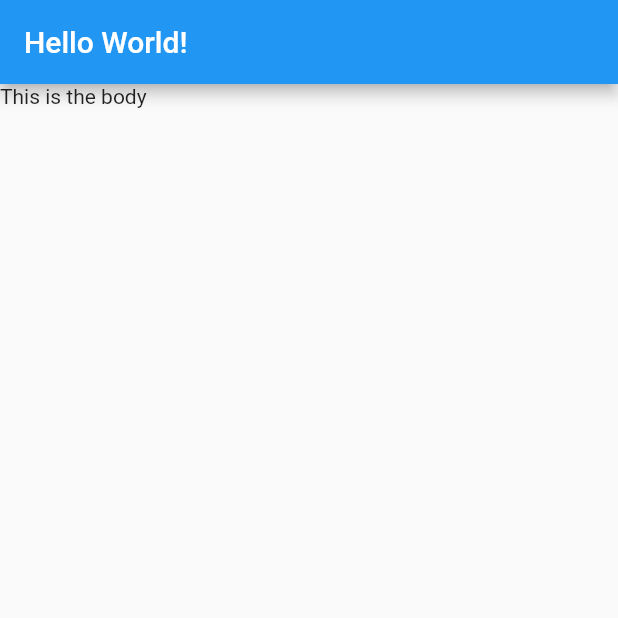
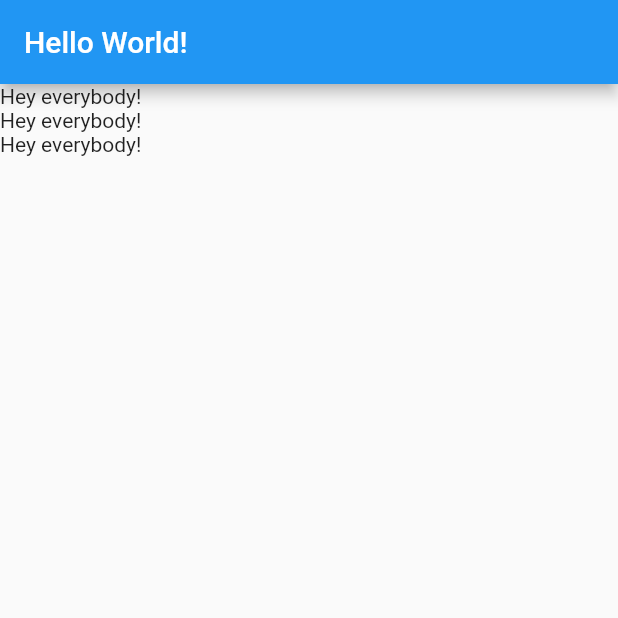
Before and after one commit to PrathamD1/LearnFlutter, a Flutter app: the screen it shows after launch, on a phone screen of 412 x 824 dp, the top half of it. Run offline on Flutter 3.47's test engine with Material 2 defaults, Android fonts, the phone set to English and light mode, and no system bars.

Commit message:
Added list of text widget

```diff
--- a/lib/main.dart
+++ b/lib/main.dart
@@ -25,6 +25,15 @@ class MyHomePage extends StatelessWidget {
   Widget build(BuildContext context) {
     return Scaffold(
         appBar: AppBar(title: Text("Hello World!")),
-        body: Text("This is the body"));
+        body: Column(
+          children: <Widget>[TestWidget(), TestWidget(), TestWidget()],
+        ));
   }
 }
+
+class TestWidget extends StatelessWidget {
+  @override
+  Widget build(BuildContext context) {
+    return Text("Hey everybody!");
+  }
+}
```
